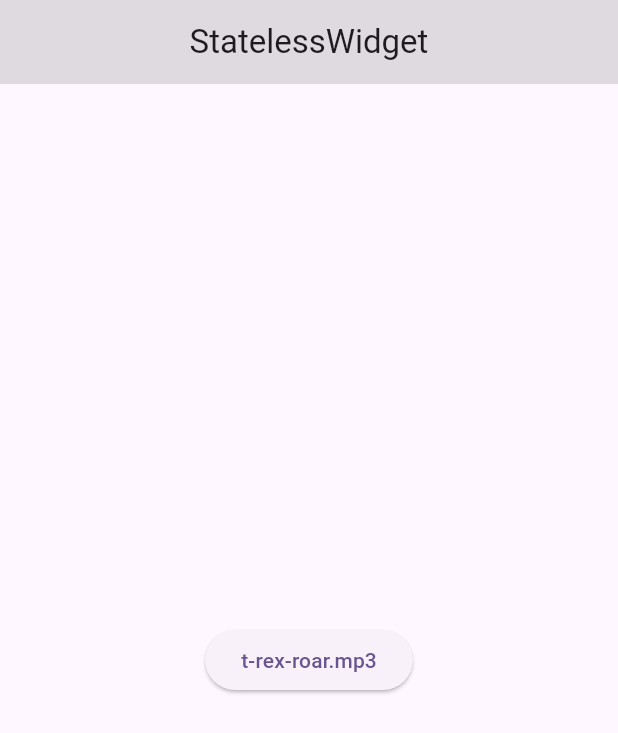
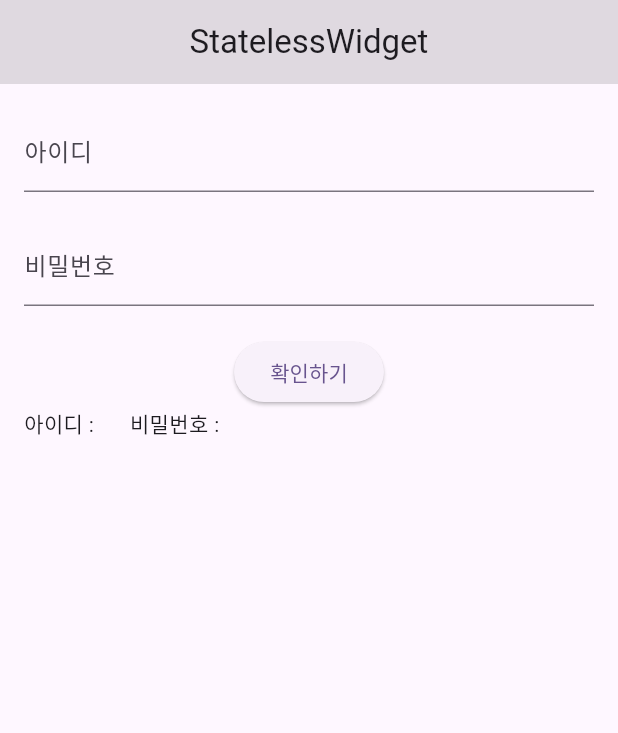
Before and after one commit to kmh8382/flutter_lec, a Flutter app: the screen it shows after launch, on a phone screen of 412 x 824 dp. Shown: the top 733 px of the screen. Run offline on Flutter 3.47's test engine with Material 3 defaults, Android fonts, the light colour scheme and no system bars; our stand-ins replace fluttertoast, just_audio.

Commit message:
20250404

```diff
--- /dev/null
+++ b/d_stateful/lib/10_LoginForm.dart
@@ -0,0 +1,135 @@
+import 'package:flutter/material.dart';
+
+class LoginForm extends StatefulWidget {
+
+  const LoginForm({super.key});
+
+  @override
+  State<StatefulWidget> createState() => _LoginFormState();
+}
+
+class _LoginFormState extends State<LoginForm> {
+
+  late String id;
+  late String pw;
+  final _formKey = GlobalKey<FormState>();
+
+  @override
+  void initState() {
+    super.initState();
+    id = "";
+    pw = "";
+  }
+
+  @override
+  Widget build(BuildContext context) {
+    return Padding(
+      padding: EdgeInsets.all(16.0),
+      child: Form(
+        key: _formKey,
+        child: Column(
+          children: [
+            // TextFormField(
+            //   decoration: InputDecoration(
+            //     border: UnderlineInputBorder(),
+            //     labelText: "아이디",
+            //   ),
+            //   validator: (String? value) {
+            //     if(value == null || value.isEmpty) {
+            //       return "아이디 입력 필요 !!";
+            //     }
+            //     return null;
+            //   },
+            //   onSaved: (String? value) {
+            //     id = value!;
+            //   },
+            // ),
+            // SizedBox(height: 20,),
+            // TextFormField(
+            //   decoration: InputDecoration(
+            //     border: UnderlineInputBorder(),
+            //     labelText: "비밀번호",
+            //   ),
+            //   obscureText: true,      // true : 입력 값 숨김
+            //   validator: (String? value) {
+            //     if(value == null || value.isEmpty) {
+            //       return "비밀번호 입력 필요 !!";
+            //     }
+            //     return null;
+            //   },
+            //   onSaved: (String? value) {
+            //     pw = value!;
+            //   },
+            // ),
+            // SizedBox(height: 20,),
+            _TextFormField(
+              isObscure: false,
+              onSaved: (String? value) {
+                id = value!;
+              },
+            ),
+            SizedBox(height: 20,),
+            _TextFormField(
+              isObscure: true,
+              onSaved: (String? value) {
+                pw = value!;
+              },
+            ),
+            SizedBox(height: 20,),
+            ElevatedButton(
+              onPressed: () {
+                // Form 유효성 검사
+                if(_formKey.currentState!.validate()) {
+                  // Form 저장
+                  // Form 내부의 모든 입력 필드의 onSaved 콜백 함수를 호출하여 처리합니다.
+                  _formKey.currentState!.save();
+
+                  // UI 업데이트
+                  setState(() {  });
+                }
+              },
+              child: Text("확인하기"),
+            ),
+            Row(
+              children: [
+                Text("아이디 : $id"),
+                SizedBox(width: 20.0,),
+                Text("비밀번호 : $pw"),
+              ],
+            )
+          ],
+        )
+      ),
+    );
+  }
+}
+
+class _TextFormField extends StatelessWidget {
+
+  final bool isObscure;
+  final Function(String?) onSaved;
+
+  const _TextFormField({
+    required this.isObscure,
+    required this.onSaved,
+    super.key
+  });
+
+  @override
+  Widget build(BuildContext context) {
+
+    return TextFormField(
+      decoration: InputDecoration(
+        border: UnderlineInputBorder(),
+        labelText: isObscure ? "비밀번호" : "아이디",
+      ),
+      validator: (String? value) {
+        if(value == null || value.isEmpty) {
+          return isObscure ? "비밀번호 입력 필요 !" : "아이디 입력 필요 !";
+        }
+        return null;
+      },
+      onSaved: onSaved,
+    );
+  }
+}
--- a/d_stateful/lib/main.dart
+++ b/d_stateful/lib/main.dart
@@ -7,6 +7,8 @@
 import 'package:d_stateful/07_progress_indicator.dart';
 import 'package:d_stateful/08_animate_progress_indicator.dart';
 import 'package:d_stateful/09_just_audio.dart';
+import 'package:d_stateful/10_FormWidget.dart';
+import 'package:d_stateful/10_LoginForm.dart';
 import 'package:flutter/material.dart';
 
 void main() {
@@ -39,7 +41,9 @@
             // const TextFieldWidget(),
             // const ProgressIndicatorWidget(),
             // const AnimateProgressIndicatorWidget(),
-            const JustAudioWidget(),
+            // const JustAudioWidget(),
+            // const FormWidget(),
+            const LoginForm(),
         ),
       )
     );
```
Also changed, not shown: d_stateful/lib/10_FormWidget.dart (added, +60 -0 lines), e_navigator/analysis_options.yaml (added, +28 -0 lines), e_navigator/lib/01_navigator.dart (added, +57 -0 lines), e_navigator/lib/02_arguments.dart (added, +35 -0 lines), e_navigator/lib/02_tab_bar_view.dart (added, +59 -0 lines), e_navigator/lib/common/ScaffoldWidget.dart (added, +20 -0 lines), e_navigator/lib/main.dart (added, +61 -0 lines), e_navigator/pubspec.yaml (added, +89 -0 lines), e_navigator/pubspec.lock (added), 126 other files.
